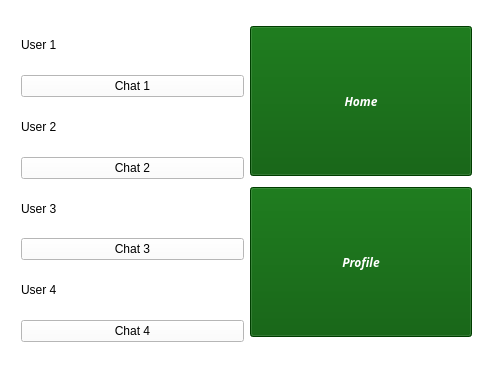
Above: pet_tinder/gui/petlist.ui from CS-205-S21/team_1_4 before the change. Below: the same form after it.
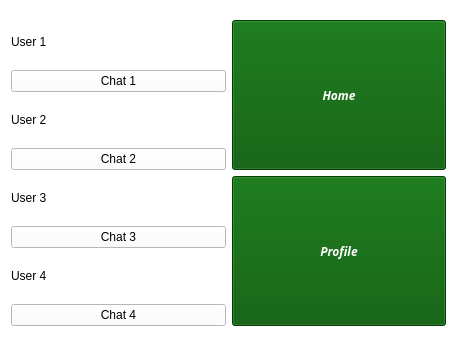
That is the form after the change.

```diff
--- a/pet_tinder/gui/petlist.ui
+++ b/pet_tinder/gui/petlist.ui
@@ -6,8 +6,8 @@
    <rect>
     <x>0</x>
     <y>0</y>
-    <width>486</width>
-    <height>370</height>
+    <width>457</width>
+    <height>346</height>
    </rect>
   </property>
   <property name="palette">
@@ -266,15 +266,8 @@
   <property name="windowTitle">
    <string>Form</string>
   </property>
-  <widget class="QWidget" name="layoutWidget">
-   <property name="geometry">
-    <rect>
-     <x>21</x>
-     <y>21</y>
-     <width>451</width>
-     <height>321</height>
-    </rect>
-   </property>
+  <layout class="QVBoxLayout" name="verticalLayout_3">
+   <item>
    <layout class="QHBoxLayout" name="horizontalLayout">
     <item>
      <layout class="QVBoxLayout" name="verticalLayout">
@@ -2103,7 +2096,8 @@
      </layout>
     </item>
    </layout>
-  </widget>
+   </item>
+  </layout>
  </widget>
  <resources/>
  <connections/>
```
Lines whose indentation alone changed are shown as unchanged.
